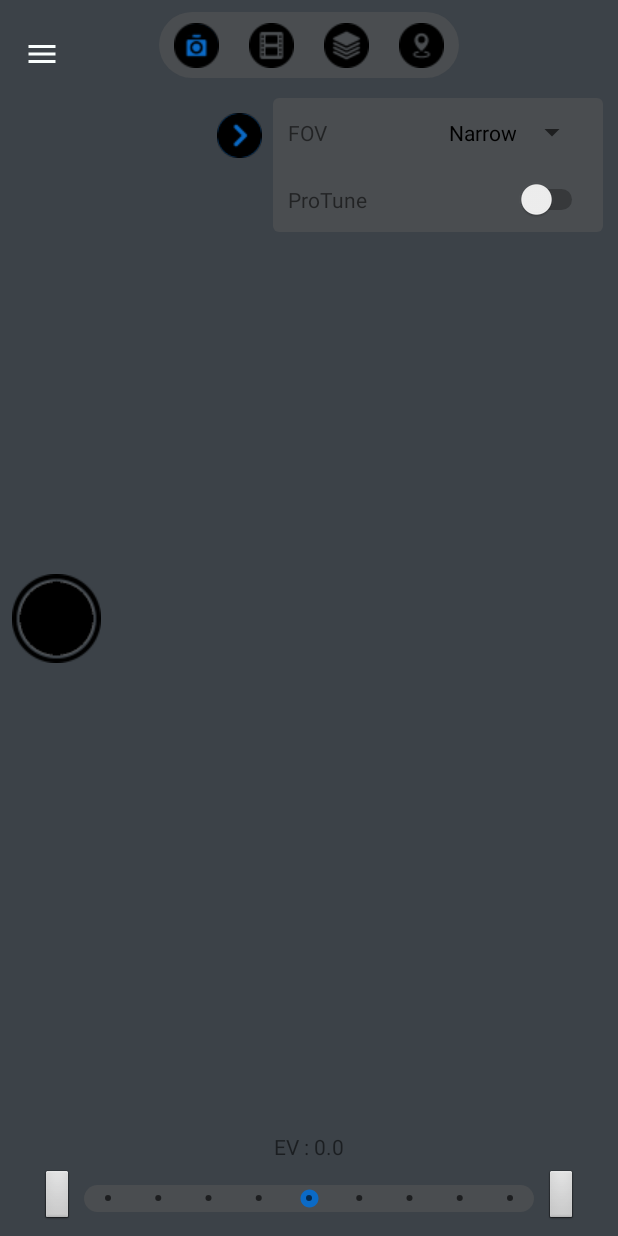
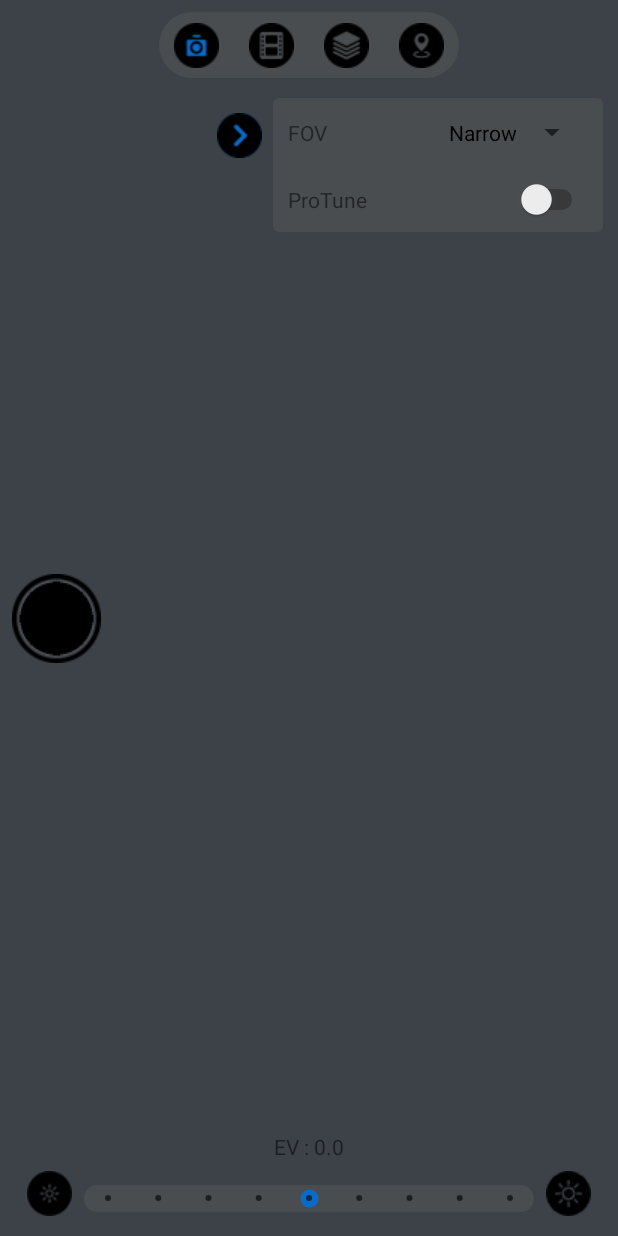
Before and after one commit to joachimtapp/lab_app_developpement, an Android app: the screen it shows after launch (GoProParametersActivity), in the side drawer, after a tap on "GoPro Preview", on a phone screen of 412 x 824 dp. Run offline under Robolectric (Android 15) with nearby library versions, the phone set to English and light mode, and no system bars; libraries missing offline, so code that uses them is left out: com.github.amlcurran.showcaseview; 2 statements that could not run were skipped.

Commit message:
Added pictures

```diff
--- a/GoproApp_wear/mobile/src/main/java/com/goproapp/goproapp_wear/GoProParametersActivity.java
+++ b/GoproApp_wear/mobile/src/main/java/com/goproapp/goproapp_wear/GoProParametersActivity.java
@@ -16,6 +16,7 @@ import android.net.wifi.WifiManager;
 import android.os.AsyncTask;
 import android.os.Bundle;
 import android.os.Handler;
+import android.provider.Settings;
 import android.support.design.widget.NavigationView;
 import android.support.v4.content.LocalBroadcastManager;
 import android.support.v4.view.GravityCompat;
@@ -157,7 +158,7 @@ public class GoProParametersActivity extends AppCompatActivity {
         WifiManager wifiManager = (WifiManager) getSystemService(Context.WIFI_SERVICE);
         WifiInfo wifiInfo = wifiManager.getConnectionInfo();
         String ssid = wifiInfo.getSSID();
-        if(!ssid.contains("GP")){
+        /*if(!ssid.contains("GP")){
             new AlertDialog.Builder(this)
                     .setIcon(android.R.drawable.ic_dialog_alert)
                     .setTitle("GoPro Connection")
@@ -165,13 +166,12 @@ public class GoProParametersActivity extends AppCompatActivity {
                     .setPositiveButton("Connect now", new DialogInterface.OnClickListener() {
                         @Override
                         public void onClick(DialogInterface dialog, int which) {
-
-
+                            startActivity(new Intent(Settings.ACTION_WIFI_SETTINGS));
                         }
                     })
                     .setNegativeButton("Later", null)
                     .show();
-        }
+        }*/
 
         timerHandler.postDelayed(timerRunnable, 0);
 
@@ -328,7 +328,7 @@ public class GoProParametersActivity extends AppCompatActivity {
         SharedPreferences sharedPref = this.getPreferences(Context.MODE_PRIVATE);
         SharedPreferences.Editor editor = sharedPref.edit();
         editor.putBoolean("parametersFirst", false);
-        editor.commit();
+        editor.apply();
     }
 
     @Override
--- a/GoproApp_wear/mobile/src/main/res/layout/activity_gopro_parameters.xml
+++ b/GoproApp_wear/mobile/src/main/res/layout/activity_gopro_parameters.xml
@@ -135,7 +135,7 @@
 
             <ImageButton
                 android:id="@+id/menuDeployer"
-                android:layout_width="wrap_content"
+                android:layout_width="0dp"
                 android:layout_height="wrap_content"
                 android:layout_marginTop="10dp"
                 android:layout_marginRight="7dp"
@@ -200,11 +200,10 @@
                 android:layout_width="wrap_content"
                 android:layout_height="wrap_content"
                 android:layout_marginEnd="8dp"
-                android:layout_marginRight="8dp"
-                android:layout_marginBottom="8dp"
+                android:layout_marginBottom="13dp"
                 app:layout_constraintBottom_toBottomOf="parent"
                 app:layout_constraintEnd_toStartOf="@+id/EV_bar"
-                app:srcCompat="@android:drawable/btn_default_small" />
+                app:srcCompat="@drawable/darker_small" />
 
             <SeekBar
                 android:id="@+id/EV_bar"
@@ -228,28 +227,27 @@
                 android:layout_width="wrap_content"
                 android:layout_height="wrap_content"
                 android:layout_marginStart="8dp"
-                android:layout_marginLeft="8dp"
-                android:layout_marginBottom="8dp"
+                android:layout_marginBottom="13dp"
                 app:layout_constraintBottom_toBottomOf="parent"
                 app:layout_constraintStart_toEndOf="@+id/EV_bar"
-                app:srcCompat="@android:drawable/btn_default_small" />
+                app:srcCompat="@drawable/brighter_small" />
 
         </android.support.constraint.ConstraintLayout>
 
     </android.support.constraint.ConstraintLayout>
 
-    <!-- Layout to contain contents of main body of screen (drawer will slide over this) -->
-    <FrameLayout
-        android:id="@+id/content_frame"
-        android:layout_width="match_parent"
-        android:layout_height="match_parent">
+    <!-- Container for contents of drawer - use NavigationView to make configuration easier -->
+    <android.support.design.widget.NavigationView
+        android:id="@+id/nav_view"
+        android:layout_width="wrap_content"
+        android:layout_height="match_parent"
+        android:layout_gravity="start"
+        android:fitsSystemWindows="true"
+        app:headerLayout="@layout/nav_header_main"
+        app:menu="@menu/activity_main_drawer"
+        android:background="@color/drawerBackground"
+        app:itemTextColor="@color/drawerTextColor">
 
-        <LinearLayout
-            android:layout_width="match_parent"
-            android:layout_height="match_parent"
-            android:orientation="vertical">
-
-            <!-- Layout of the Toolbar -->
         <android.support.design.widget.AppBarLayout
             android:id="@+id/appbar"
             android:layout_width="wrap_content"
@@ -271,23 +269,5 @@
 
             </android.support.v7.widget.Toolbar>
         </android.support.design.widget.AppBarLayout>
-
-            <!-- Actual content of the view -->
-
-        </LinearLayout>
-    </FrameLayout>
-
-    <!-- Container for contents of drawer - use NavigationView to make configuration easier -->
-    <android.support.design.widget.NavigationView
-        android:id="@+id/nav_view"
-        android:layout_width="wrap_content"
-        android:layout_height="match_parent"
-        android:layout_gravity="start"
-        android:fitsSystemWindows="true"
-        app:headerLayout="@layout/nav_header_main"
-        app:menu="@menu/activity_main_drawer"
-        android:background="@color/drawerBackground"
-        app:itemTextColor="@color/drawerTextColor"/>
-
-
+    </android.support.design.widget.NavigationView>
 </android.support.v4.widget.DrawerLayout>
```
Also changed, not shown: GoproApp_wear/mobile/src/main/res/drawable/brighter.jpg (added), GoproApp_wear/mobile/src/main/res/drawable/brighter_small.png (added), GoproApp_wear/mobile/src/main/res/drawable/brighter_trans.png (added), GoproApp_wear/mobile/src/main/res/drawable/darker.jpg (added), GoproApp_wear/mobile/src/main/res/drawable/darker_small.png (added), GoproApp_wear/mobile/src/main/res/drawable/darker_trans.png (added). Lines whose indentation alone changed are shown as unchanged.
